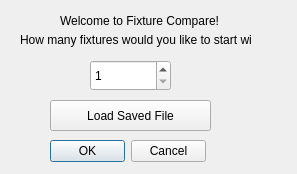
Old version of the form startupdialog.ui in the repository themattkerr/FixtureCompare.
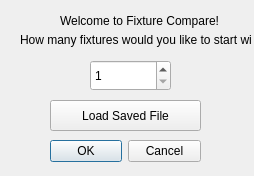
New version of the form.

```diff
--- a/startupdialog.ui
+++ b/startupdialog.ui
@@ -6,8 +6,8 @@
    <rect>
     <x>0</x>
     <y>0</y>
-    <width>297</width>
-    <height>174</height>
+    <width>254</width>
+    <height>176</height>
    </rect>
   </property>
   <property name="windowTitle">
@@ -31,7 +31,7 @@
     <rect>
      <x>50</x>
      <y>100</y>
-     <width>161</width>
+     <width>151</width>
      <height>31</height>
     </rect>
    </property>
@@ -81,7 +81,7 @@
     <rect>
      <x>50</x>
      <y>140</y>
-     <width>156</width>
+     <width>151</width>
      <height>23</height>
     </rect>
    </property>
```
Left out of the diff: 2 changed lines with no effect on the pictures.
